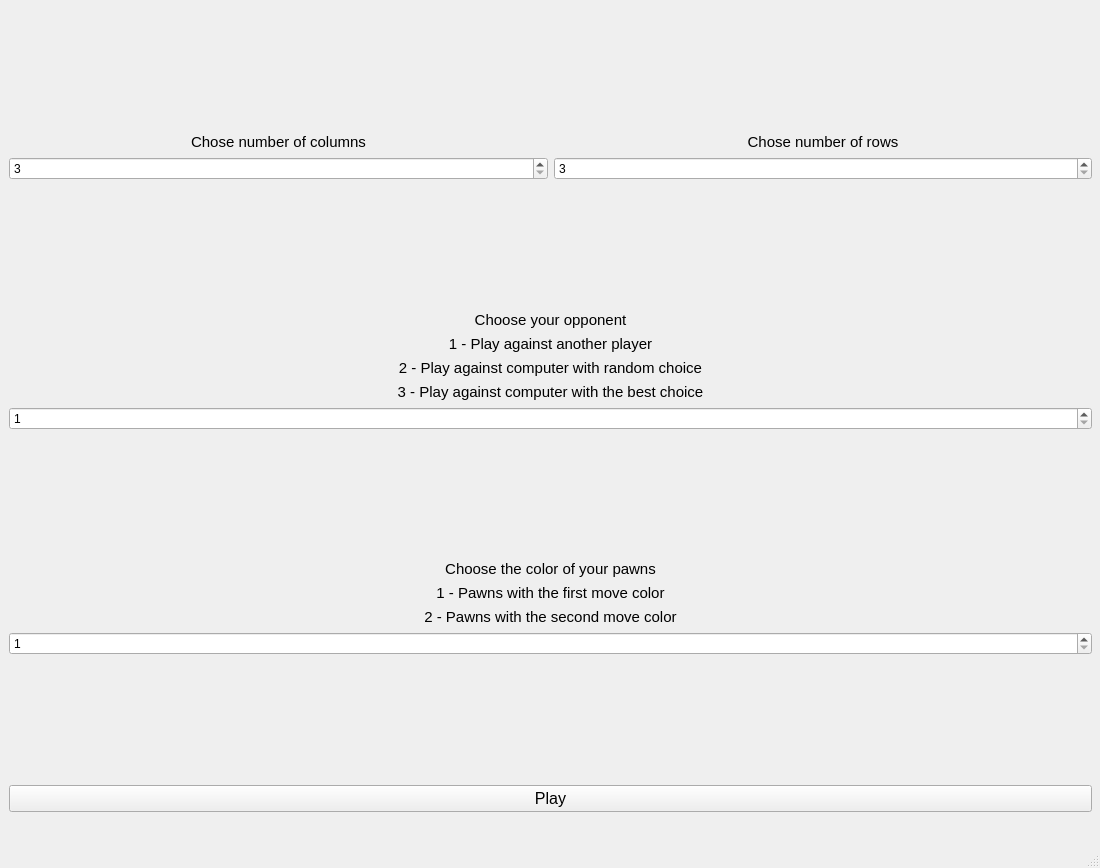
Before: the Qt Designer form gui/fanorona.ui in dominika232323/Fanorona, drawn with Qt 5.
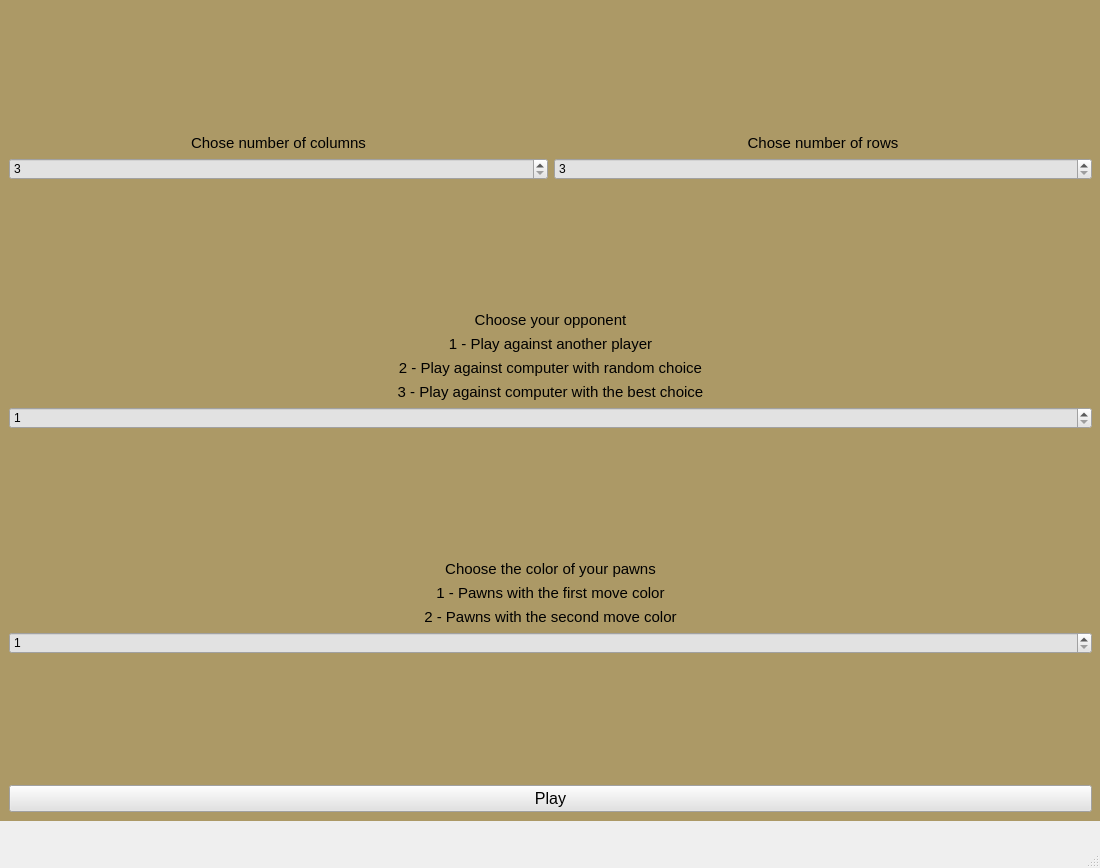
After: the same form once the commit is applied. The open tabs and pages were chosen to show the change.

Commit message: Changed buttons and background colors

```diff
--- a/gui/fanorona.ui
+++ b/gui/fanorona.ui
@@ -29,6 +29,10 @@
       <verstretch>0</verstretch>
      </sizepolicy>
     </property>
+    <property name="styleSheet">
+     <string notr="true">background-color: rgb(172, 153, 102);
+</string>
+    </property>
     <property name="currentIndex">
      <number>2</number>
     </property>
@@ -53,6 +57,9 @@
         </item>
         <item>
          <widget class="QSpinBox" name="boardWidth">
+          <property name="styleSheet">
+           <string notr="true">background-color: rgb(226, 226, 226)</string>
+          </property>
           <property name="minimum">
            <number>3</number>
           </property>
@@ -85,6 +92,9 @@
         </item>
         <item>
          <widget class="QSpinBox" name="boardLength">
+          <property name="styleSheet">
+           <string notr="true">background-color: rgb(226, 226, 226)</string>
+          </property>
           <property name="inputMethodHints">
            <set>Qt::ImhDigitsOnly</set>
           </property>
@@ -109,6 +119,9 @@
       </item>
       <item row="8" column="0" colspan="2">
        <widget class="QSpinBox" name="spinBoxChooseColor">
+        <property name="styleSheet">
+         <string notr="true">background-color: rgb(226, 226, 226)</string>
+        </property>
         <property name="minimum">
          <number>1</number>
         </property>
@@ -250,6 +263,9 @@
         </item>
         <item>
          <widget class="QSpinBox" name="ChooseOpponent">
+          <property name="styleSheet">
+           <string notr="true">background-color: rgb(226, 226, 226)</string>
+          </property>
           <property name="minimum">
            <number>1</number>
           </property>
@@ -282,6 +298,9 @@
           <pointsize>12</pointsize>
          </font>
         </property>
+        <property name="styleSheet">
+         <string notr="true">background-color: rgb(226, 226, 226)</string>
+        </property>
         <property name="text">
          <string>Play</string>
         </property>
```
Left out of the diff: 3 changed lines with no effect on the pictures. The commit also changes 3 other files.
